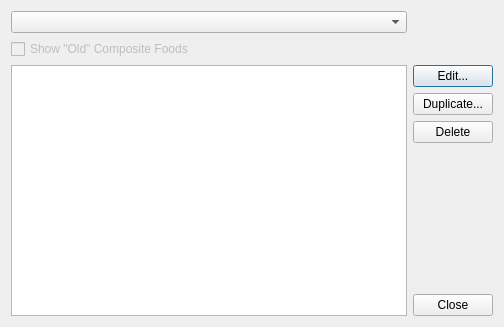
The window that src/my_foods.ui (tylermchenry/nutrition_tracker) describes before a commit, drawn with Qt 5.
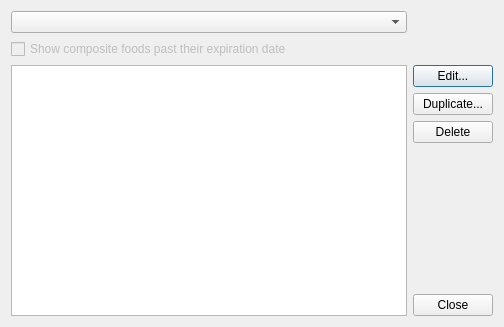
The same window after the commit.

Commit message: Disable non-functional widgets

Diff of the .ui file:
```diff
--- a/src/my_foods.ui
+++ b/src/my_foods.ui
@@ -32,7 +32,7 @@
         <bool>false</bool>
        </property>
        <property name="text">
-        <string>Show &quot;Old&quot; Composite Foods</string>
+        <string>Show composite foods past their expiration date</string>
        </property>
        <property name="checkable">
         <bool>true</bool>
```
The commit also changes 3 other files.
